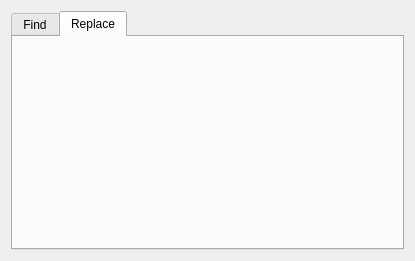
The window that view/findreplace.ui (doganckaratas/kscope-ng) describes before a commit, drawn with Qt 5.
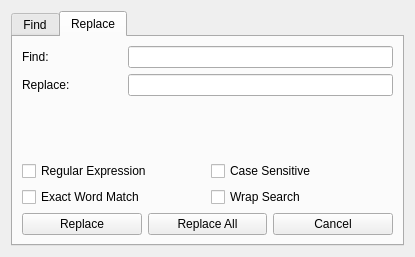
The same window after the commit. The open tabs and pages were chosen to show the change.

Commit message: Finally Find & Replace works like charmgit add core/ include/ view/git add core/ include/ view/

Diff of the .ui file:
```diff
--- a/view/findreplace.ui
+++ b/view/findreplace.ui
@@ -10,15 +10,21 @@
     <x>0</x>
     <y>0</y>
     <width>415</width>
-    <height>261</height>
+    <height>257</height>
    </rect>
   </property>
+  <property name="sizePolicy">
+   <sizepolicy hsizetype="Minimum" vsizetype="Minimum">
+    <horstretch>0</horstretch>
+    <verstretch>0</verstretch>
+   </sizepolicy>
+  </property>
   <property name="windowTitle">
    <string>Find &amp; Replace</string>
   </property>
-  <layout class="QVBoxLayout" name="verticalLayout_2">
+  <layout class="QVBoxLayout" name="verticalLayout">
    <item>
-    <layout class="QVBoxLayout" name="findReplaceVertical">
+    <layout class="QHBoxLayout" name="horizontalLayout_2">
      <property name="sizeConstraint">
       <enum>QLayout::SetMaximumSize</enum>
      </property>
@@ -137,6 +143,122 @@
         <attribute name="title">
          <string>Replace</string>
         </attribute>
+        <layout class="QVBoxLayout" name="verticalLayout_2">
+         <item>
+          <layout class="QHBoxLayout" name="replaceFromHorizontal">
+           <item>
+            <widget class="QLabel" name="replaceFromLabel">
+             <property name="minimumSize">
+              <size>
+               <width>100</width>
+               <height>0</height>
+              </size>
+             </property>
+             <property name="text">
+              <string>Find:</string>
+             </property>
+            </widget>
+           </item>
+           <item>
+            <widget class="QLineEdit" name="replaceFromEditText"/>
+           </item>
+          </layout>
+         </item>
+         <item>
+          <layout class="QHBoxLayout" name="replaceToHorizontal">
+           <item>
+            <widget class="QLabel" name="replaceToLabel">
+             <property name="minimumSize">
+              <size>
+               <width>100</width>
+               <height>0</height>
+              </size>
+             </property>
+             <property name="text">
+              <string>Replace:</string>
+             </property>
+            </widget>
+           </item>
+           <item>
+            <widget class="QLineEdit" name="replaceToEditText"/>
+           </item>
+          </layout>
+         </item>
+         <item>
+          <spacer name="replaceVertical">
+           <property name="orientation">
+            <enum>Qt::Vertical</enum>
+           </property>
+           <property name="sizeHint" stdset="0">
+            <size>
+             <width>20</width>
+             <height>1</height>
+            </size>
+           </property>
+          </spacer>
+         </item>
+         <item>
+          <layout class="QHBoxLayout" name="replaceSearchParams1">
+           <item>
+            <widget class="QCheckBox" name="replaceRegularExpressionCheckBox">
+             <property name="text">
+              <string>Regular Expression</string>
+             </property>
+            </widget>
+           </item>
+           <item>
+            <widget class="QCheckBox" name="replaceCaseSensitiveCheckBox">
+             <property name="text">
+              <string>Case Sensitive</string>
+             </property>
+            </widget>
+           </item>
+          </layout>
+         </item>
+         <item>
+          <layout class="QHBoxLayout" name="replaceSearchParams2">
+           <item>
+            <widget class="QCheckBox" name="replaceExactWordCheckBox">
+             <property name="text">
+              <string>Exact Word Match</string>
+             </property>
+            </widget>
+           </item>
+           <item>
+            <widget class="QCheckBox" name="replaceWrapSearchCheckBox">
+             <property name="text">
+              <string>Wrap Search</string>
+             </property>
+            </widget>
+           </item>
+          </layout>
+         </item>
+         <item>
+          <layout class="QHBoxLayout" name="replaceButtons">
+           <item>
+            <widget class="QPushButton" name="replaceButton">
+             <property name="text">
+              <string>Replace</string>
+             </property>
+            </widget>
+           </item>
+           <item>
+            <widget class="QPushButton" name="replaceAllButton">
+             <property name="text">
+              <string>Replace All</string>
+             </property>
+            </widget>
+           </item>
+           <item>
+            <widget class="QPushButton" name="replaceCancelButton">
+             <property name="text">
+              <string>Cancel</string>
+             </property>
+            </widget>
+           </item>
+          </layout>
+         </item>
+        </layout>
        </widget>
       </widget>
      </item>
```
Left out of the diff: 29 changed lines with no effect on the pictures. The commit also changes 5 other files.
